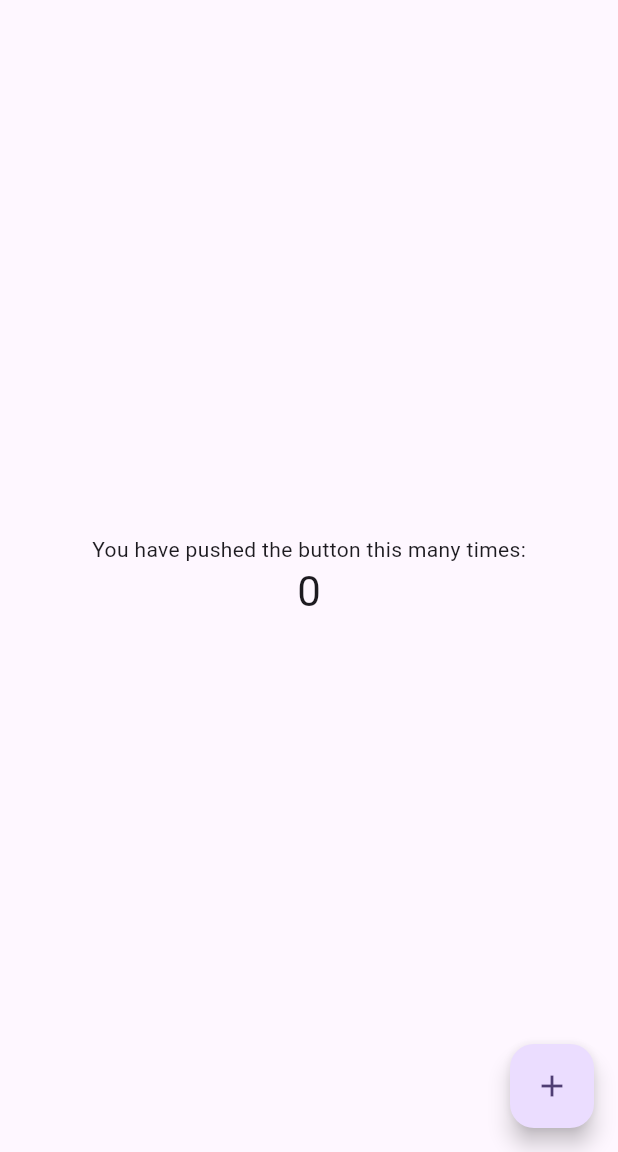
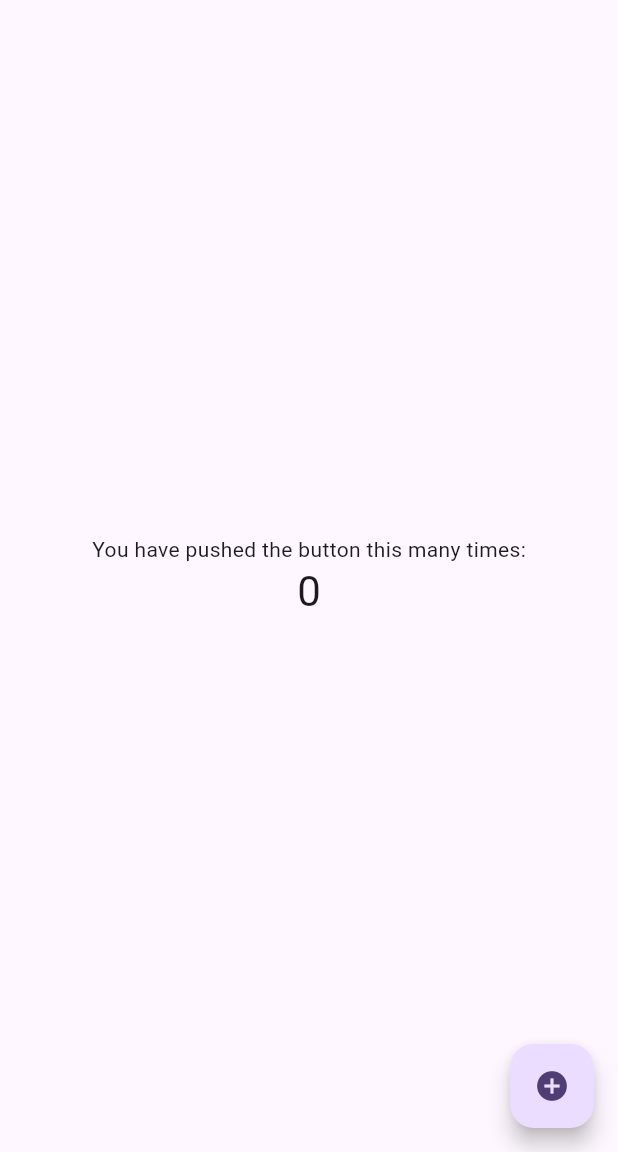
Before and after one commit to sariatahan/estore, a Flutter app: the screen it shows after launch, on a phone screen of 412 x 824 dp, the part 84-1236 px from its top. Run offline on Flutter 3.47's test engine with Material 2 defaults, Android fonts, the phone set to English and light mode, and no system bars.

Commit message:
First commit sec Commit

```diff
--- a/lib/main.dart
+++ b/lib/main.dart
@@ -118,7 +118,7 @@ class _MyHomePageState extends State<MyHomePage> {
       floatingActionButton: FloatingActionButton(
         onPressed: _incrementCounter,
         tooltip: 'Increment',
-        child: const Icon(Icons.add),
+        child: const Icon(Icons.add_circle),
       ), // This trailing comma makes auto-formatting nicer for build methods.
     );
   }
```
